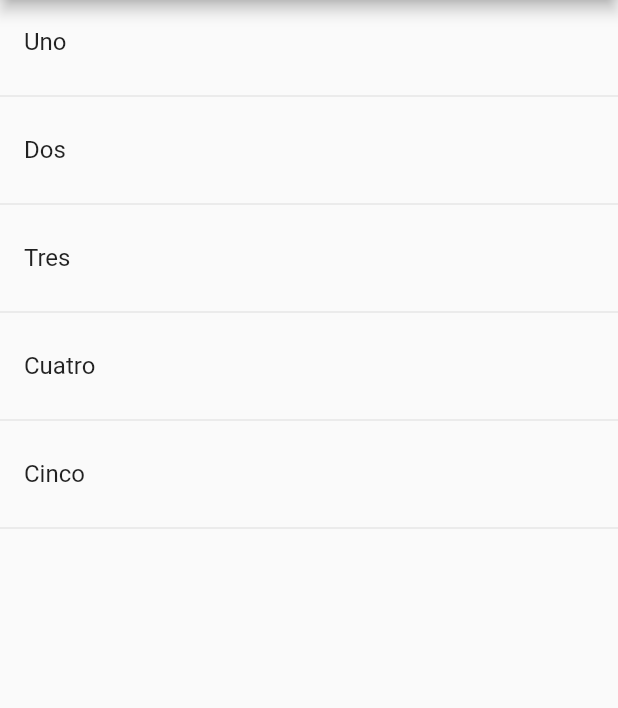
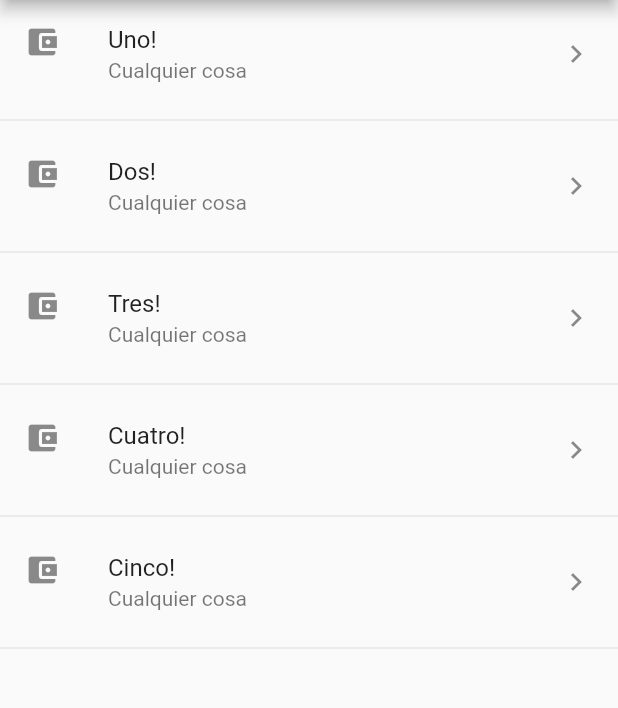
Before and after one commit to SimbakSmart/Begin, a Flutter app: the screen it shows after launch, on a phone screen of 412 x 824 dp, the part 84-792 px from its top. Run offline on Flutter 3.47's test engine with Material 2 defaults, Android fonts, the phone set to English and light mode, and no system bars.

Commit message:
7. Método map de las listas y ListTile

```diff
--- a/flutter_components/lib/src/pages/home_temp.dart
+++ b/flutter_components/lib/src/pages/home_temp.dart
@@ -3,6 +3,7 @@
 class HomePageTemp extends StatelessWidget {
 
   final opciones = ['Uno', 'Dos', 'Tres', 'Cuatro', 'Cinco'];
+
   @override
   Widget build(BuildContext context) {
     // TODO: implement build
@@ -10,25 +11,41 @@
       appBar: AppBar(
         title: Text('Componentes Temp'),
       ),
-      body:ListView(
-        children: _crearItems(),
+      body: ListView(
+        children: _crearItemsCorta(),
       ),
     );
   }
 
   List<Widget> _crearItems() {
-
     List<Widget> lista = <Widget>[];
 
     for (String opt in opciones) {
-
       final tempWidget = ListTile(
-        title: Text( opt ),
+        title: Text(opt),
       );
 
-      lista..add( tempWidget )
-        ..add( Divider() );
+      lista..add(tempWidget)..add(Divider());
     }
     return lista;
   }
+
+
+  List<Widget> _crearItemsCorta() {
+    return opciones.map((item) {
+      return Column(
+        children: [
+          ListTile(
+            title: Text(item + '!'),
+            subtitle: Text('Cualquier cosa'),
+            leading: Icon(Icons.account_balance_wallet),
+            trailing: Icon(Icons.keyboard_arrow_right),
+            onTap: () {},
+          ),
+          Divider()
+        ],
+      );
+    }).toList();
+  }
+
 }
```
